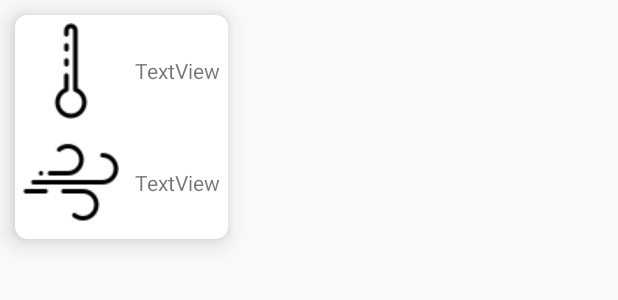
After one commit to hinoho/forecasting-alphaversion, an Android app: the layout recycler_view_item_info.xml on its own in the app's theme, with its tools: preview values and no code run, on a phone screen of 412 x 824 dp. The commit adds this screen. Shown: the top 300 px of the screen. Run offline under Robolectric (Android 15) with nearby library versions, the phone set to English and light mode, and no system bars; Roboto replaces fonts that are not available here.

Commit message:
recycler view

```diff
--- a/app/build.gradle
+++ b/app/build.gradle
@@ -2,7 +2,7 @@ apply plugin: 'com.android.application'
 
 android {
     compileSdkVersion 29
-    buildToolsVersion "29.0.2"
+    buildToolsVersion "29.0.3"
     defaultConfig {
         applicationId "com.revolve44.fragments22"
         minSdkVersion 24
@@ -36,6 +36,7 @@ dependencies {
     androidTestImplementation 'androidx.test.espresso:espresso-core:3.2.0'
     implementation 'com.jjoe64:graphview:4.2.2'
 
+
     //retrofit
     implementation 'com.squareup.retrofit2:retrofit:2.4.0'
     implementation 'com.squareup.retrofit2:converter-gson:2.4.0'
--- a/app/src/main/AndroidManifest.xml
+++ b/app/src/main/AndroidManifest.xml
@@ -4,7 +4,6 @@
     <uses-permission android:name="android.permission.INTERNET"/>
 
     <application
-
         android:allowBackup="true"
         android:icon="@mipmap/ic_launcher"
         android:label="@string/app_name"
@@ -14,8 +13,6 @@
         >
         <activity
             android:name=".MainActivity"
-
-
             android:label="@string/app_name">
             <intent-filter>
                 <action android:name="android.intent.action.MAIN" />
--- /dev/null
+++ b/app/src/main/res/layout/recycler_view_item_info.xml
@@ -0,0 +1,59 @@
+<?xml version="1.0" encoding="utf-8"?>
+<androidx.cardview.widget.CardView
+    xmlns:android="http://schemas.android.com/apk/res/android"
+    xmlns:app="http://schemas.android.com/apk/res-auto"
+    android:layout_width="wrap_content"
+    android:layout_height="wrap_content"
+    android:layout_margin="10dp"
+    app:cardCornerRadius="8dp"
+    app:cardElevation="10dp">
+
+    <TableLayout
+        android:layout_width="wrap_content"
+        android:layout_height="wrap_content">
+
+        <TableRow
+            android:layout_width="wrap_content"
+            android:layout_height="wrap_content">
+
+            <ImageView
+                android:id="@+id/imageView"
+                android:layout_width="wrap_content"
+                android:layout_height="wrap_content"
+                android:padding="5sp"
+                app:srcCompat="@drawable/temperature" />
+
+            <TextView
+                android:id="@+id/temperature_card"
+                android:layout_width="wrap_content"
+                android:layout_height="wrap_content"
+                android:layout_gravity="center"
+                android:gravity="center"
+                android:padding="5sp"
+                android:text="TextView" />
+        </TableRow>
+
+        <TableRow
+            android:layout_width="match_parent"
+            android:layout_height="match_parent">
+
+            <ImageView
+                android:id="@+id/imageView2"
+                android:layout_width="wrap_content"
+                android:layout_height="wrap_content"
+                android:padding="5sp"
+                app:srcCompat="@drawable/wind" />
+
+            <TextView
+                android:id="@+id/wind_card"
+                android:layout_width="wrap_content"
+                android:layout_height="wrap_content"
+                android:layout_gravity="center"
+                android:freezesText="false"
+                android:gravity="center"
+                android:padding="5sp"
+                android:text="TextView" />
+        </TableRow>
+
+    </TableLayout>
+</androidx.cardview.widget.CardView>
```
Also changed, not shown: app/src/main/java/com/revolve44/fragments22/MainActivity.java (+5 -5 lines), app/src/main/java/com/revolve44/fragments22/recyclerview/RecyclerViewDataAdapter.java (added, +60 -0 lines), app/src/main/java/com/revolve44/fragments22/recyclerview/RecyclerViewHolder.java (added, +44 -0 lines), app/src/main/java/com/revolve44/fragments22/recyclerview/RecyclerViewItem.java (added, +12 -0 lines), app/src/main/java/com/revolve44/fragments22/recyclerview/recyclerviewitems/RecyclerViewItemGraph.java (added, +18 -0 lines), app/src/main/java/com/revolve44/fragments22/recyclerview/recyclerviewitems/RecyclerViewItemInfo.java (added, +22 -0 lines), app/src/main/java/com/revolve44/fragments22/ui/home/HomeFragment.java (+59 -59 lines), app/src/main/res/layout/fragment_home.xml (+6 -95 lines), app/src/main/res/layout/recycler_view_item_graph.xml (added, +20 -0 lines).
